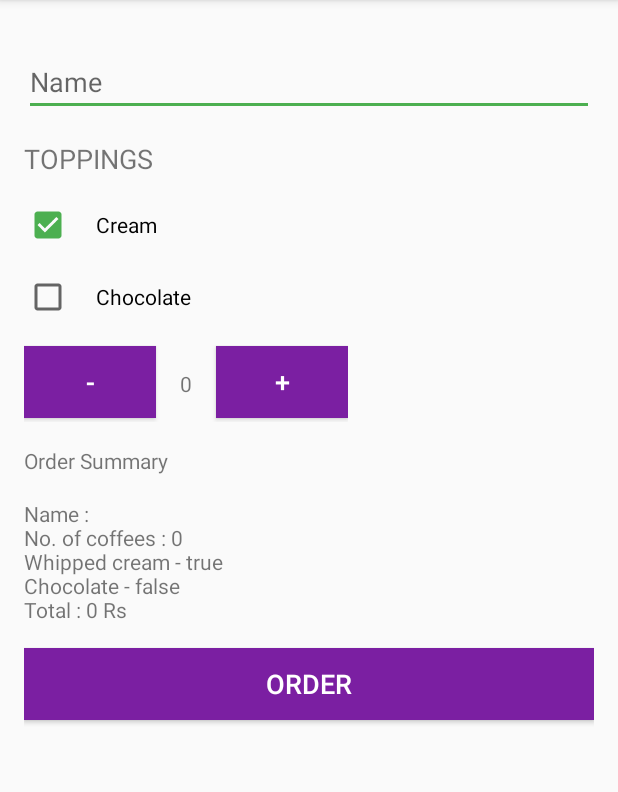
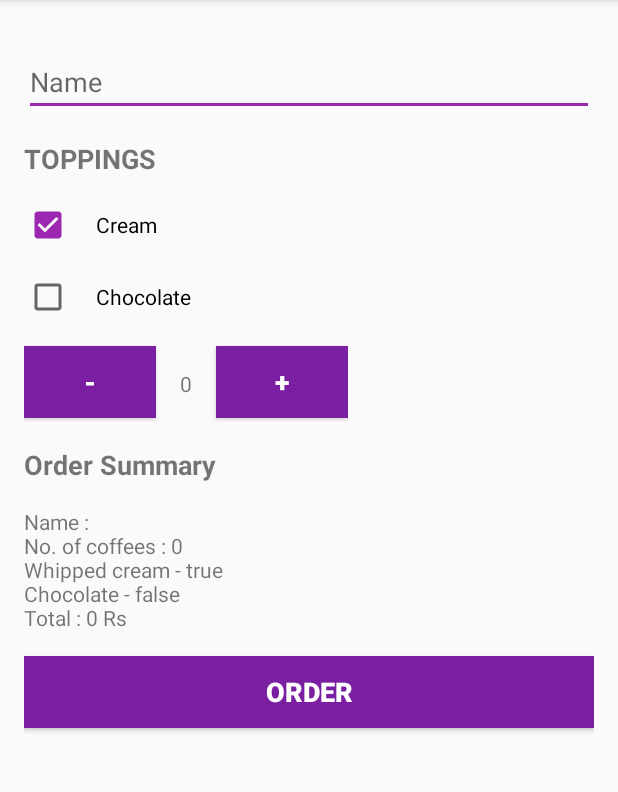
Before and after one commit to Syamgith/CoffeeOrderingApp, an Android app: the screen it shows after launch (MainActivity), after a tap on "Cream", on a phone screen of 412 x 824 dp, the part 84-876 px from its top. Run offline under Robolectric (Android 15) with nearby library versions, the phone set to English and light mode, and no system bars.

Commit message:
Name added

```diff
--- a/app/src/main/java/com/example/coffeeorderingapp/MainActivity.java
+++ b/app/src/main/java/com/example/coffeeorderingapp/MainActivity.java
@@ -5,6 +5,8 @@ import androidx.appcompat.app.AppCompatActivity;
 import android.content.Intent;
 import android.net.Uri;
 import android.os.Bundle;
+import android.text.Editable;
+import android.util.Log;
 import android.view.View;
 import android.widget.Button;
 import android.widget.CheckBox;
@@ -29,8 +31,8 @@ public class MainActivity extends AppCompatActivity {
         btnadd = findViewById(R.id.btnadd);
         btnremove = findViewById(R.id.btnremove);
         btnorder = findViewById(R.id.btnorder);
-        etname = findViewById(R.id.etname);
-        name = etname.getText().toString();
+
+
         tvitems = findViewById(R.id.tvitems);
         tvorder= findViewById(R.id.tvorder);
         items = Integer.parseInt(tvitems.getText().toString());
@@ -61,7 +63,7 @@ public class MainActivity extends AppCompatActivity {
                     disply();
                 }
                 else {
-                    Toast.makeText(getApplicationContext(),"Please Select 1 more coffee",Toast.LENGTH_SHORT).show();
+                    Toast.makeText(getApplicationContext(),"Please select 1 or more coffee",Toast.LENGTH_SHORT).show();
                 }
 
             }
@@ -85,7 +87,7 @@ public class MainActivity extends AppCompatActivity {
         btnorder.setOnClickListener(new View.OnClickListener() {
             @Override
             public void onClick(View v) {
-                disply();
+
                 composeEmail();
             }
         });
@@ -95,7 +97,12 @@ public class MainActivity extends AppCompatActivity {
     //disply method
     void disply() {
         tvitems.setText(""+items);
-        tvorder.setText("Name : "+name+"\n"+"No. of coffees : "+items+"\n"+"Whipped cream - "+cbwhippedCream.isChecked()+"\n"+"Chocolate - "+cbchocolate.isChecked()+"\n"+"Total : "+items*10+" Rs");
+
+        etname = findViewById(R.id.etname);
+        Editable nameEditable = etname.getText();
+        name = nameEditable.toString();
+
+        tvorder.setText("Name : "+ name +"\n"+"No. of coffees : "+items+"\n"+"Whipped cream - "+cbwhippedCream.isChecked()+"\n"+"Chocolate - "+cbchocolate.isChecked()+"\n"+"Total : "+items*10+" Rs");
 
     }
 
--- a/app/src/main/res/layout/activity_main.xml
+++ b/app/src/main/res/layout/activity_main.xml
@@ -16,6 +16,7 @@
         android:ems="10"
         android:inputType="textPersonName"
         android:layout_marginTop="16dp"
+        android:text=""
         android:hint="Name" />
 
     <TextView
@@ -24,7 +25,8 @@
         android:layout_height="wrap_content"
         android:layout_marginTop="16dp"
         android:text="TOPPINGS"
-        android:textSize="18sp" />
+        android:textSize="18sp"
+        android:textStyle="bold" />
 
     <CheckBox
         android:id="@+id/checkBox1"
@@ -55,7 +57,8 @@
             android:background="#7B1FA2"
             android:text="-"
             android:textColor="#FFF"
-            android:textSize="18sp" />
+            android:textSize="18sp"
+            android:textStyle="bold" />
         <TextView
             android:layout_width="wrap_content"
             android:layout_height="wrap_content"
@@ -71,15 +74,19 @@
             android:background="#7B1FA2"
             android:text="+"
             android:textColor="#FFF"
-            android:textSize="18sp" />
+            android:textSize="18sp"
+            android:textStyle="bold" />
 
     </LinearLayout>
+
     <TextView
         android:id="@+id/tv"
         android:layout_width="match_parent"
         android:layout_height="wrap_content"
         android:layout_marginTop="16dp"
-        android:text="Order Summary" />
+        android:text="Order Summary"
+        android:textSize="18sp"
+        android:textStyle="bold" />
     <TextView
         android:id="@+id/tvorder"
         android:layout_width="match_parent"
@@ -95,6 +102,7 @@
         android:background="#7B1FA2"
         android:text="ORDER"
         android:textColor="#FFF"
-        android:textSize="18sp" />
+        android:textSize="18sp"
+        android:textStyle="bold" />
 
 </LinearLayout>
--- a/app/src/main/res/values/colors.xml
+++ b/app/src/main/res/values/colors.xml
@@ -2,5 +2,5 @@
 <resources>
     <color name="colorPrimary">#9C27B0</color>
     <color name="colorPrimaryDark">#7B1FA2</color>
-    <color name="colorAccent">#4CAF50</color>
+    <color name="colorAccent">#9C27B0</color>
 </resources>
```
